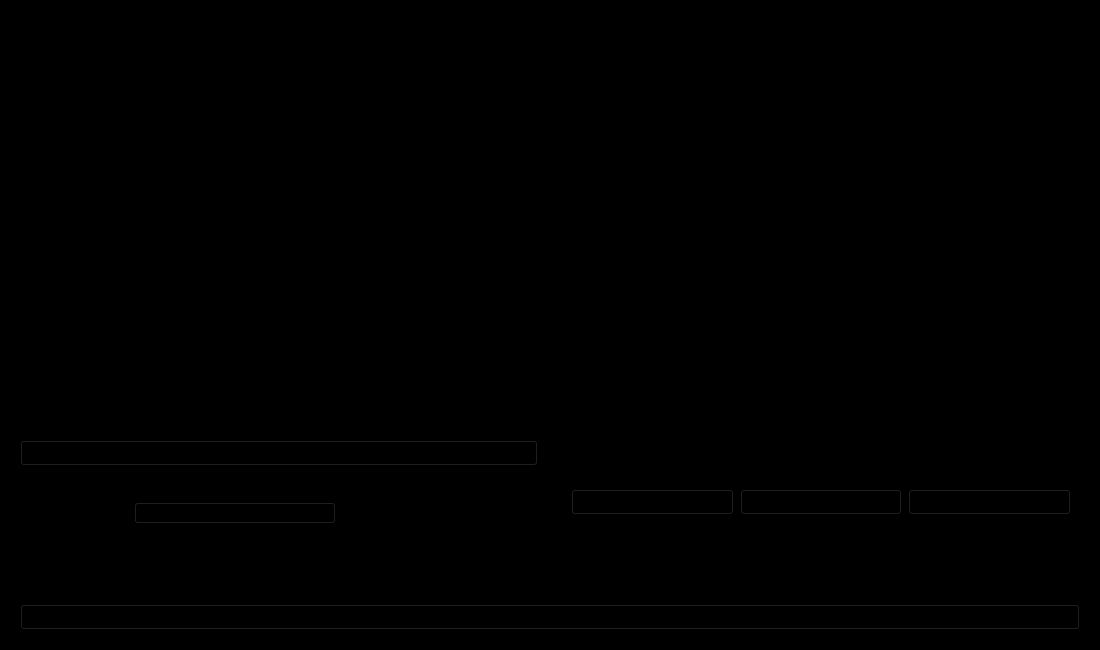
Old version of the form assets/ui/concate_page.ui in the repository 271374667/VideoFusion.
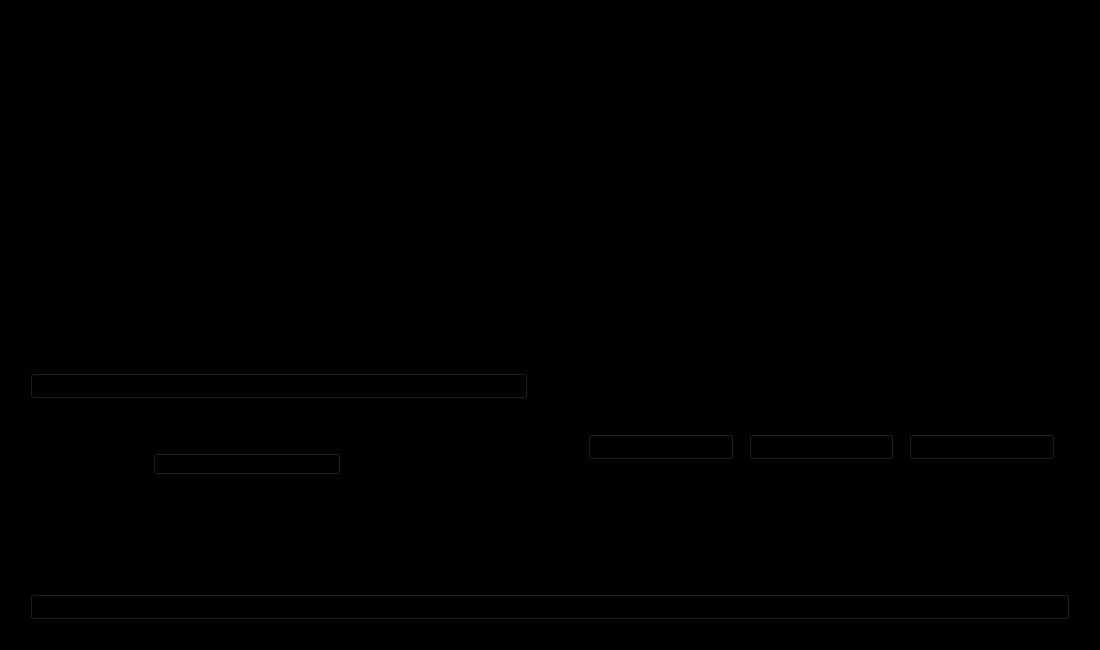
New version of the form. The open tabs and pages were chosen to show the change. Custom widgets are drawn as their Qt base class.

```diff
--- a/assets/ui/concate_page.ui
+++ b/assets/ui/concate_page.ui
@@ -17,6 +17,21 @@
    <string notr="true">background-color: rgba(0, 0, 0);</string>
   </property>
   <layout class="QVBoxLayout" name="verticalLayout_7">
+   <property name="spacing">
+    <number>15</number>
+   </property>
+   <property name="leftMargin">
+    <number>15</number>
+   </property>
+   <property name="topMargin">
+    <number>15</number>
+   </property>
+   <property name="rightMargin">
+    <number>15</number>
+   </property>
+   <property name="bottomMargin">
+    <number>15</number>
+   </property>
    <item>
     <layout class="QHBoxLayout" name="horizontalLayout_7">
      <item>
@@ -25,6 +40,21 @@
         <string notr="true"/>
        </property>
        <layout class="QVBoxLayout" name="verticalLayout_5">
+        <property name="spacing">
+         <number>15</number>
+        </property>
+        <property name="leftMargin">
+         <number>15</number>
+        </property>
+        <property name="topMargin">
+         <number>15</number>
+        </property>
+        <property name="rightMargin">
+         <number>15</number>
+        </property>
+        <property name="bottomMargin">
+         <number>15</number>
+        </property>
         <item>
          <widget class="StrongBodyLabel" name="StrongBodyLabel">
           <property name="sizePolicy">
@@ -165,6 +195,21 @@
         <string notr="true">background-color: rgba(0, 0, 0, 0);</string>
        </property>
        <layout class="QVBoxLayout" name="verticalLayout_2">
+        <property name="spacing">
+         <number>15</number>
+        </property>
+        <property name="leftMargin">
+         <number>15</number>
+        </property>
+        <property name="topMargin">
+         <number>15</number>
+        </property>
+        <property name="rightMargin">
+         <number>15</number>
+        </property>
+        <property name="bottomMargin">
+         <number>15</number>
+        </property>
         <item>
          <layout class="QVBoxLayout" name="verticalLayout_4">
           <item>
@@ -173,10 +218,25 @@
           <item>
            <widget class="QStackedWidget" name="stackedWidget">
             <property name="currentIndex">
-             <number>1</number>
+             <number>0</number>
             </property>
             <widget class="QWidget" name="page">
              <layout class="QVBoxLayout" name="verticalLayout_3">
+              <property name="spacing">
+               <number>15</number>
+              </property>
+              <property name="leftMargin">
+               <number>15</number>
+              </property>
+              <property name="topMargin">
+               <number>15</number>
+              </property>
+              <property name="rightMargin">
+               <number>15</number>
+              </property>
+              <property name="bottomMargin">
+               <number>15</number>
+              </property>
               <item>
                <widget class="QLabel" name="label">
                 <property name="sizePolicy">
@@ -238,6 +298,21 @@
    <item>
     <widget class="CardWidget" name="CardWidget">
      <layout class="QVBoxLayout" name="verticalLayout_6">
+      <property name="spacing">
+       <number>15</number>
+      </property>
+      <property name="leftMargin">
+       <number>15</number>
+      </property>
+      <property name="topMargin">
+       <number>15</number>
+      </property>
+      <property name="rightMargin">
+       <number>15</number>
+      </property>
+      <property name="bottomMargin">
+       <number>15</number>
+      </property>
       <item>
        <layout class="QHBoxLayout" name="horizontalLayout_3">
         <item>
@@ -249,13 +324,41 @@
         </item>
         <item>
          <widget class="ProgressBar" name="ProgressBar_2">
+          <property name="sizePolicy">
+           <sizepolicy hsizetype="Expanding" vsizetype="Fixed">
+            <horstretch>0</horstretch>
+            <verstretch>0</verstretch>
+           </sizepolicy>
+          </property>
           <property name="format">
            <string>(%v/%m) %p%</string>
           </property>
          </widget>
         </item>
+        <item>
+         <spacer name="horizontalSpacer_2">
+          <property name="orientation">
+           <enum>Qt::Horizontal</enum>
+          </property>
+          <property name="sizeType">
+           <enum>QSizePolicy::Fixed</enum>
+          </property>
+          <property name="sizeHint" stdset="0">
+           <size>
+            <width>15</width>
+            <height>20</height>
+           </size>
+          </property>
+         </spacer>
+        </item>
         <item>
          <widget class="BodyLabel" name="BodyLabel_4">
+          <property name="sizePolicy">
+           <sizepolicy hsizetype="Fixed" vsizetype="Preferred">
+            <horstretch>0</horstretch>
+            <verstretch>0</verstretch>
+           </sizepolicy>
+          </property>
           <property name="text">
            <string>当前进度</string>
           </property>
@@ -263,6 +366,12 @@
         </item>
         <item>
          <widget class="BodyLabel" name="BodyLabel_10">
+          <property name="sizePolicy">
+           <sizepolicy hsizetype="Fixed" vsizetype="Preferred">
+            <horstretch>0</horstretch>
+            <verstretch>0</verstretch>
+           </sizepolicy>
+          </property>
           <property name="text">
            <string>/</string>
           </property>
@@ -270,6 +379,12 @@
         </item>
         <item>
          <widget class="BodyLabel" name="BodyLabel_6">
+          <property name="sizePolicy">
+           <sizepolicy hsizetype="Fixed" vsizetype="Preferred">
+            <horstretch>0</horstretch>
+            <verstretch>0</verstretch>
+           </sizepolicy>
+          </property>
           <property name="text">
            <string>总进度</string>
           </property>
@@ -280,6 +395,12 @@
         </item>
         <item>
          <widget class="BodyLabel" name="BodyLabel_8">
+          <property name="sizePolicy">
+           <sizepolicy hsizetype="Fixed" vsizetype="Preferred">
+            <horstretch>0</horstretch>
+            <verstretch>0</verstretch>
+           </sizepolicy>
+          </property>
           <property name="text">
            <string>百分比</string>
           </property>
@@ -303,8 +424,30 @@
           </property>
          </widget>
         </item>
+        <item>
+         <spacer name="horizontalSpacer_3">
+          <property name="orientation">
+           <enum>Qt::Horizontal</enum>
+          </property>
+          <property name="sizeType">
+           <enum>QSizePolicy::Fixed</enum>
+          </property>
+          <property name="sizeHint" stdset="0">
+           <size>
+            <width>15</width>
+            <height>20</height>
+           </size>
+          </property>
+         </spacer>
+        </item>
         <item>
          <widget class="BodyLabel" name="BodyLabel_5">
+          <property name="sizePolicy">
+           <sizepolicy hsizetype="Fixed" vsizetype="Preferred">
+            <horstretch>0</horstretch>
+            <verstretch>0</verstretch>
+           </sizepolicy>
+          </property>
           <property name="text">
            <string>当前进度</string>
           </property>
@@ -312,6 +455,12 @@
         </item>
         <item>
          <widget class="BodyLabel" name="BodyLabel_11">
+          <property name="sizePolicy">
+           <sizepolicy hsizetype="Fixed" vsizetype="Preferred">
+            <horstretch>0</horstretch>
+            <verstretch>0</verstretch>
+           </sizepolicy>
+          </property>
           <property name="text">
            <string>/</string>
           </property>
@@ -319,6 +468,12 @@
         </item>
         <item>
          <widget class="BodyLabel" name="BodyLabel_7">
+          <property name="sizePolicy">
+           <sizepolicy hsizetype="Fixed" vsizetype="Preferred">
+            <horstretch>0</horstretch>
+            <verstretch>0</verstretch>
+           </sizepolicy>
+          </property>
           <property name="text">
            <string>总进度</string>
           </property>
@@ -329,6 +484,12 @@
         </item>
         <item>
          <widget class="BodyLabel" name="BodyLabel_9">
+          <property name="sizePolicy">
+           <sizepolicy hsizetype="Fixed" vsizetype="Preferred">
+            <horstretch>0</horstretch>
+            <verstretch>0</verstretch>
+           </sizepolicy>
+          </property>
           <property name="text">
            <string>百分比</string>
           </property>
```
Left out of the diff: 2 changed lines with no effect on the pictures.
